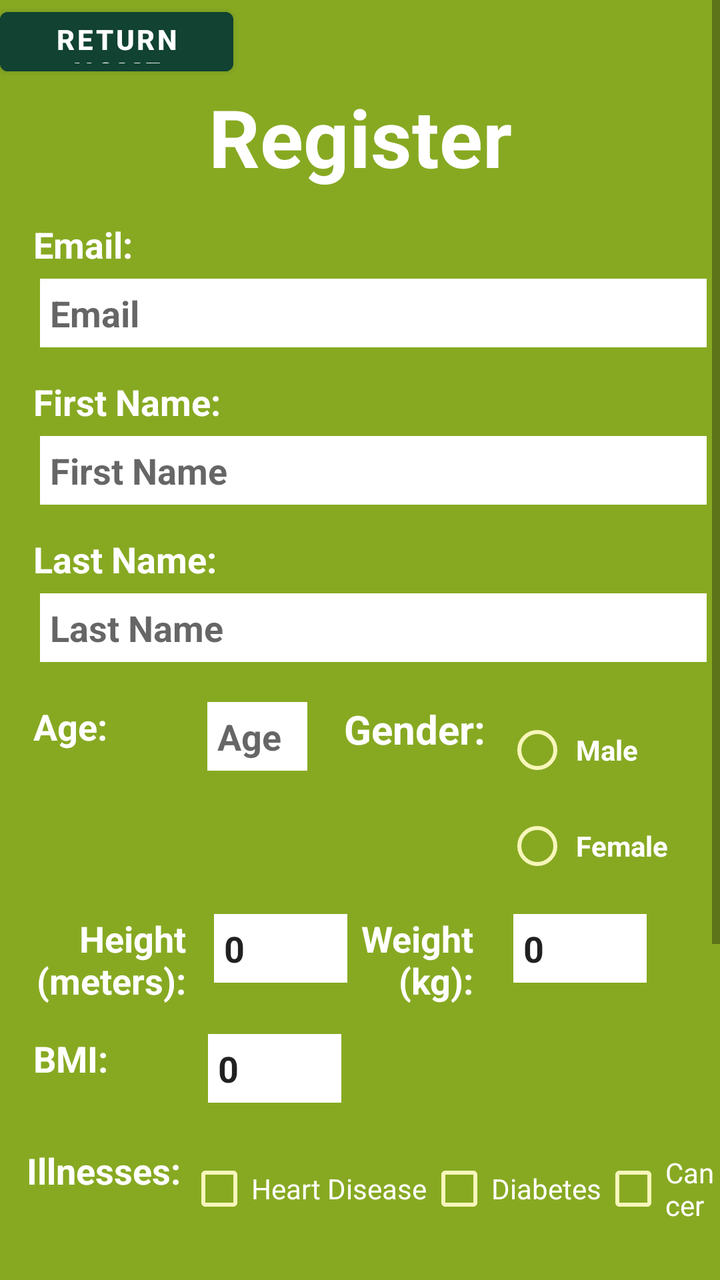
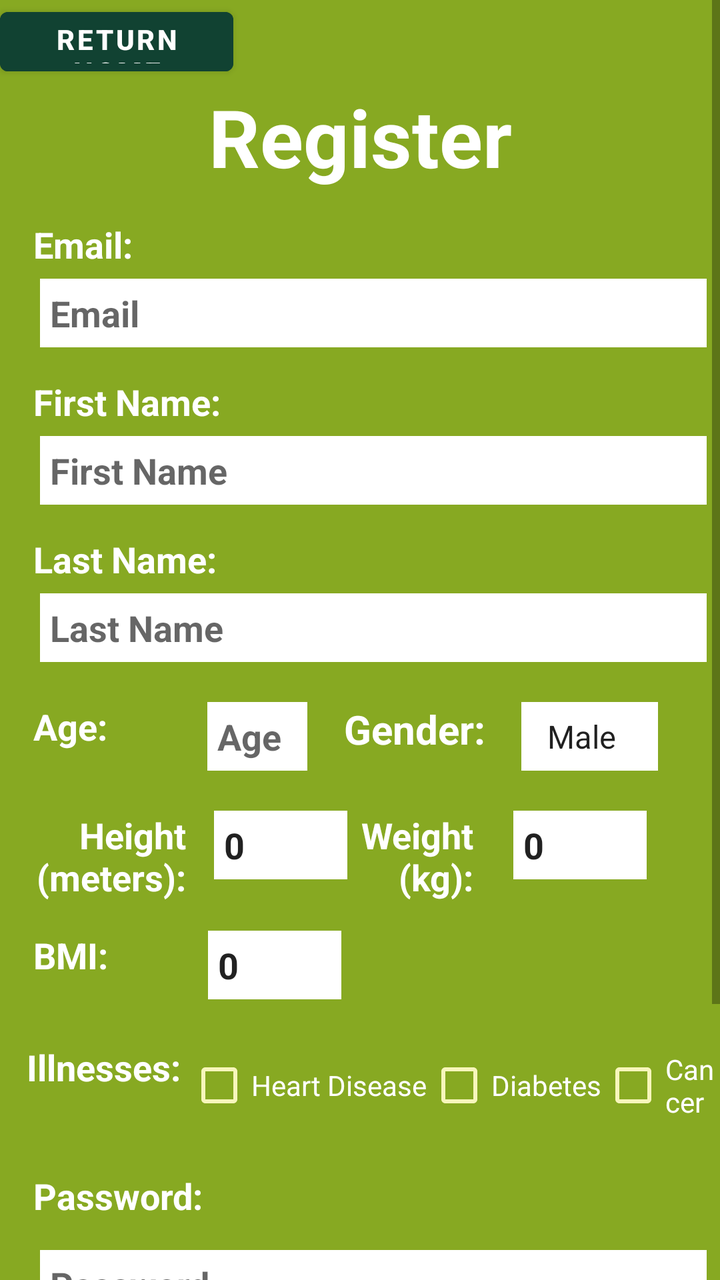

Two renders of the same Android screen: before a commit and after it. Below are the layout's source before the change and the commit's diff.
<!-- AndroidManifest.xml: application theme AppTheme -->
<!-- res/layout/register.xml -->
<ScrollView android:orientation="vertical" android:layout_width="match_parent" android:layout_height="match_parent" android:id="@+id/outerContainer" android:background="#87A922" xmlns:android="http://schemas.android.com/apk/res/android"><LinearLayout android:orientation="vertical" android:minWidth="25px" android:minHeight="25px" android:layout_width="match_parent" android:layout_height="match_parent"><Button android:text="Return Home" android:layout_width="350px" android:layout_height="125px" android:gravity="center" android:layout_gravity="top" android:id="@+id/btn_Home" android:textStyle="bold" android:textColor="@android:color/background_light" android:backgroundTint="#114232" /><TextView android:text="Register" android:textAppearance="?android:attr/textAppearanceLarge" android:layout_width="match_parent" android:layout_height="wrap_content" android:textSize="40dp" android:gravity="center" android:id="@+id/txtV_Register" android:textColor="@android:color/background_light" android:textStyle="bold" /><TextView android:text="Email:" android:textAppearance="?android:attr/textAppearanceMedium" android:layout_width="match_parent" android:layout_height="wrap_content" android:id="@+id/txtV_Email" android:textColor="@android:color/background_light" android:textStyle="bold" android:layout_marginTop="15dp" android:paddingLeft="50px" /><EditText android:inputType="textEmailAddress" android:layout_width="1000px" android:layout_height="wrap_content" android:padding="5dp" android:hint="Email" android:id="@+id/edtTxt_Email" android:background="@android:color/white" android:layout_marginTop="5dp" android:layout_marginLeft="20dp" android:textStyle="bold" /><TextView android:text="First Name:" android:textAppearance="?android:attr/textAppearanceMedium" android:layout_width="match_parent" android:layout_height="wrap_content" android:id="@+id/txtV_FirstName" android:textColor="@android:color/background_light" android:textStyle="bold" android:layout_marginTop="15dp" android:paddingLeft="50px" /><EditText android:inputType="text" android:layout_width="1000px" android:layout_height="wrap_content" android:padding="5dp" android:hint="First Name" android:id="@+id/edtTxt_FirstName" android:background="@android:color/white" android:layout_marginTop="5dp" android:layout_marginLeft="20dp" android:textStyle="bold" /><TextView android:text="Last Name:" android:textAppearance="?android:attr/textAppearanceMedium" android:layout_width="match_parent" android:layout_height="wrap_content" android:id="@+id/txtV_LastName" android:textColor="@android:color/background_light" android:textStyle="bold" android:layout_marginTop="15dp" android:paddingLeft="50px" /><EditText android:inputType="text" android:layout_width="1000px" android:layout_height="wrap_content" android:padding="5dp" android:hint="Last Name" android:id="@+id/edtTxt_LastName" android:background="@android:color/white" android:layout_marginTop="5dp" android:layout_marginLeft="20dp" android:textStyle="bold" /><LinearLayout android:orientation="horizontal" android:minWidth="25px" android:minHeight="25px" android:layout_width="match_parent" android:layout_height="wrap_content" android:layout_marginTop="20dp" android:id="@+id/linearLayout1"><TextView android:text="Age:" android:textAppearance="?android:attr/textAppearanceMedium" android:layout_width="wrap_content" android:layout_height="match_parent" android:id="@+id/txtV_Age" android:textColor="@android:color/background_light" android:textStyle="bold" android:paddingLeft="50px" /><EditText android:inputType="number" android:layout_width="150px" android:layout_height="wrap_content" android:padding="5dp" android:hint="Age" android:id="@+id/edtTxt_Age" android:background="@android:color/white" android:layout_marginLeft="50dp" android:textStyle="bold" /><TextView android:text="Gender:" android:textAppearance="?android:attr/textAppearanceLarge" android:layout_width="wrap_content" android:layout_height="match_parent" android:id="@+id/txtV_gender" android:textColor="@android:color/background_light" android:textStyle="bold" android:layout_marginLeft="15dp" android:paddingLeft="10px" android:textSize="20dp" /><RadioGroup android:minWidth="25px" android:minHeight="25px" android:layout_width="match_parent" android:layout_height="wrap_content" android:layout_marginLeft="10dp" android:id="@+id/rdGrp_gender"><RadioButton android:layout_width="wrap_content" android:layout_height="wrap_content" android:text="Male" android:id="@+id/rdBtn_male" android:textColor="@android:color/background_light" android:textStyle="bold" android:paddingLeft="10px" android:buttonTint="#F7F6BB" /><RadioButton android:layout_width="wrap_content" android:layout_height="wrap_content" android:text="Female" android:id="@+id/rdBtn_female" android:textColor="@android:color/background_light" android:textStyle="bold" android:paddingLeft="10px" android:buttonTint="#F7F6BB" /></RadioGroup></LinearLayout><LinearLayout android:orientation="horizontal" android:minWidth="25px" android:minHeight="25px" android:layout_width="match_parent" android:layout_height="150px" android:layout_marginTop="10dp" android:id="@+id/linearLayout2"><TextView android:text="Height\n(meters):" android:textAppearance="?android:attr/textAppearanceMedium" android:layout_width="wrap_content" android:layout_height="match_parent" android:id="@+id/txtV_Height" android:textColor="@android:color/background_light" android:textStyle="bold" android:paddingLeft="10px" android:gravity="right" android:layout_marginLeft="15dp" /><EditText android:inputType="numberDecimal" android:layout_width="200px" android:layout_height="wrap_content" android:padding="5dp" android:text="0" android:id="@+id/edtTxt_Height" android:background="@android:color/white" android:layout_marginLeft="14dp" android:textStyle="bold" /><TextView android:text="Weight\n(kg):" android:textAppearance="?android:attr/textAppearanceMedium" android:layout_width="wrap_content" android:layout_height="match_parent" android:id="@+id/txtV_Weight" android:textColor="@android:color/background_light" android:textStyle="bold" android:paddingLeft="20px" android:gravity="right" /><EditText android:inputType="numberDecimal" android:layout_width="200px" android:layout_height="wrap_content" android:padding="5dp" android:text="0" android:id="@+id/edtTxt_Weight" android:background="@android:color/white" android:layout_marginLeft="20dp" android:textStyle="bold" /></LinearLayout><LinearLayout android:orientation="horizontal" android:minWidth="25px" android:minHeight="25px" android:layout_width="match_parent" android:layout_height="wrap_content" android:layout_marginTop="10dp" android:id="@+id/linearLayout3"><TextView android:text="BMI:" android:textAppearance="?android:attr/textAppearanceMedium" android:layout_width="wrap_content" android:layout_height="match_parent" android:id="@+id/txtV_BMI" android:textColor="@android:color/background_light" android:textStyle="bold" android:paddingLeft="50px" android:gravity="right" /><EditText android:inputType="none" android:layout_width="200px" android:layout_height="wrap_content" android:padding="5dp" android:text="0" android:id="@+id/edtTxt_BMI" android:background="@android:color/white" android:layout_marginLeft="50dp" android:textStyle="bold" android:focusable="false" android:clickable="false" android:cursorVisible="false" /></LinearLayout><LinearLayout android:orientation="horizontal" android:minWidth="25px" android:minHeight="25px" android:layout_width="match_parent" android:layout_height="wrap_content" android:layout_marginTop="15dp" android:id="@+id/linearLayout4"><TextView android:text="Illnesses:" android:textAppearance="?android:attr/textAppearanceMedium" android:layout_width="wrap_content" android:layout_height="match_parent" android:id="@+id/txtV_ill" android:textColor="@android:color/background_light" android:textStyle="bold" android:paddingTop="20px" android:paddingLeft="40px" android:paddingRight="10px" android:gravity="right" /><CheckBox android:text="Heart Disease" android:layout_width="wrap_content" android:layout_height="match_parent" android:id="@+id/checkBox1" android:textColor="@android:color/background_light" android:buttonTint="#F7F6BB" /><CheckBox android:text="Diabetes" android:layout_width="wrap_content" android:layout_height="match_parent" android:id="@+id/checkBox2" android:textColor="@android:color/background_light" android:buttonTint="#F7F6BB" /><CheckBox android:text="Cancer" android:layout_width="wrap_content" android:layout_height="match_parent" android:id="@+id/checkBox3" android:textColor="@android:color/background_light" android:buttonTint="#F7F6BB" /></LinearLayout><TextView android:text="Password:" android:textAppearance="?android:attr/textAppearanceMedium" android:layout_width="match_parent" android:layout_height="wrap_content" android:id="@+id/txtV_Password" android:textColor="@android:color/background_light" android:textStyle="bold" android:paddingLeft="50px" android:layout_marginTop="15dp" /><EditText android:inputType="textPassword" android:layout_width="1000px" android:layout_height="wrap_content" android:padding="5dp" android:hint="Password" android:id="@+id/edtTxt_Password" android:background="@android:color/white" android:layout_marginLeft="20dp" android:textStyle="bold" android:layout_marginTop="15dp" /><TextView android:text="Re-type Password:" android:textAppearance="?android:attr/textAppearanceMedium" android:layout_width="match_parent" android:layout_height="wrap_content" android:id="@+id/txtV_RePassword" android:textColor="@android:color/background_light" android:textStyle="bold" android:paddingLeft="50px" android:layout_marginTop="15dp" /><EditText android:inputType="textPassword" android:layout_width="1000px" android:layout_height="wrap_content" android:padding="5dp" android:hint="Re-type Password" android:id="@+id/edtTxt_RePassword" android:background="@android:color/white" android:layout_marginLeft="20dp" android:layout_marginTop="15dp" android:textStyle="bold" /><Button android:text="Register" android:layout_width="650px" android:layout_height="wrap_content" android:gravity="center" android:layout_gravity="center" android:layout_marginTop="20dp" android:id="@+id/btn_Register" android:textStyle="bold" android:textColor="@android:color/background_light" android:backgroundTint="#114232" /></LinearLayout></ScrollView>
<!-- resources referenced by this layout -->
<resources>
  <style name="AppTheme" parent="Theme.MaterialComponents.Light.DarkActionBar"><item name="colorPrimary">@color/colorPrimary</item><item name="colorPrimaryDark">@color/colorPrimaryDark</item><item name="colorAccent">@color/colorAccent</item><item name="windowActionBar">false</item><item name="windowNoTitle">true</item></style>
  <color name="colorPrimary">#2c3e50</color>
  <color name="colorPrimaryDark">#1B3147</color>
  <color name="colorAccent">#3498db</color>
</resources>

<!-- the commit's change to res/layout/register.xml (unified diff, before → after) -->
@@ -1 +1 @@
-<ScrollView android:orientation="vertical" android:layout_width="match_parent" android:layout_height="match_parent" android:id="@+id/outerContainer" android:background="#87A922" xmlns:android="http://schemas.android.com/apk/res/android"><LinearLayout android:orientation="vertical" android:minWidth="25px" android:minHeight="25px" android:layout_width="match_parent" android:layout_height="match_parent"><Button android:text="Return Home" android:layout_width="350px" android:layout_height="125px" android:gravity="center" android:layout_gravity="top" android:id="@+id/btn_Home" android:textStyle="bold" android:textColor="@android:color/background_light" android:backgroundTint="#114232" /><TextView android:text="Register" android:textAppearance="?android:attr/textAppearanceLarge" android:layout_width="match_parent" android:layout_height="wrap_content" android:textSize="40dp" android:gravity="center" android:id="@+id/txtV_Register" android:textColor="@android:color/background_light" android:textStyle="bold" /><TextView android:text="Email:" android:textAppearance="?android:attr/textAppearanceMedium" android:layout_width="match_parent" android:layout_height="wrap_content" android:id="@+id/txtV_Email" android:textColor="@android:color/background_light" android:textStyle="bold" android:layout_marginTop="15dp" android:paddingLeft="50px" /><EditText android:inputType="textEmailAddress" android:layout_width="1000px" android:layout_height="wrap_content" android:padding="5dp" android:hint="Email" android:id="@+id/edtTxt_Email" android:background="@android:color/white" android:layout_marginTop="5dp" android:layout_marginLeft="20dp" android:textStyle="bold" /><TextView android:text="First Name:" android:textAppearance="?android:attr/textAppearanceMedium" android:layout_width="match_parent" android:layout_height="wrap_content" android:id="@+id/txtV_FirstName" android:textColor="@android:color/background_light" android:textStyle="bold" android:layout_marginTop="15dp" android:paddingLeft="50px" /><EditText android:inputType="text" android:layout_width="1000px" android:layout_height="wrap_content" android:padding="5dp" android:hint="First Name" android:id="@+id/edtTxt_FirstName" android:background="@android:color/white" android:layout_marginTop="5dp" android:layout_marginLeft="20dp" android:textStyle="bold" /><TextView android:text="Last Name:" android:textAppearance="?android:attr/textAppearanceMedium" android:layout_width="match_parent" android:layout_height="wrap_content" android:id="@+id/txtV_LastName" android:textColor="@android:color/background_light" android:textStyle="bold" android:layout_marginTop="15dp" android:paddingLeft="50px" /><EditText android:inputType="text" android:layout_width="1000px" android:layout_height="wrap_content" android:padding="5dp" android:hint="Last Name" android:id="@+id/edtTxt_LastName" android:background="@android:color/white" android:layout_marginTop="5dp" android:layout_marginLeft="20dp" android:textStyle="bold" /><LinearLayout android:orientation="horizontal" android:minWidth="25px" android:minHeight="25px" android:layout_width="match_parent" android:layout_height="wrap_content" android:layout_marginTop="20dp" android:id="@+id/linearLayout1"><TextView android:text="Age:" android:textAppearance="?android:attr/textAppearanceMedium" android:layout_width="wrap_content" android:layout_height="match_parent" android:id="@+id/txtV_Age" android:textColor="@android:color/background_light" android:textStyle="bold" android:paddingLeft="50px" /><EditText android:inputType="number" android:layout_width="150px" android:layout_height="wrap_content" android:padding="5dp" android:hint="Age" android:id="@+id/edtTxt_Age" android:background="@android:color/white" android:layout_marginLeft="50dp" android:textStyle="bold" /><TextView android:text="Gender:" android:textAppearance="?android:attr/textAppearanceLarge" android:layout_width="wrap_content" android:layout_height="match_parent" android:id="@+id/txtV_gender" android:textColor="@android:color/background_light" android:textStyle="bold" android:layout_marginLeft="15dp" android:paddingLeft="10px" android:textSize="20dp" /><RadioGroup android:minWidth="25px" android:minHeight="25px" android:layout_width="match_parent" android:layout_height="wrap_content" android:layout_marginLeft="10dp" android:id="@+id/rdGrp_gender"><RadioButton android:layout_width="wrap_content" android:layout_height="wrap_content" android:text="Male" android:id="@+id/rdBtn_male" android:textColor="@android:color/background_light" android:textStyle="bold" android:paddingLeft="10px" android:buttonTint="#F7F6BB" /><RadioButton android:layout_width="wrap_content" android:layout_height="wrap_content" android:text="Female" android:id="@+id/rdBtn_female" android:textColor="@android:color/background_light" android:textStyle="bold" android:paddingLeft="10px" android:buttonTint="#F7F6BB" /></RadioGroup></LinearLayout><LinearLayout android:orientation="horizontal" android:minWidth="25px" android:minHeight="25px" android:layout_width="match_parent" android:layout_height="150px" android:layout_marginTop="10dp" android:id="@+id/linearLayout2"><TextView android:text="Height\n(meters):" android:textAppearance="?android:attr/textAppearanceMedium" android:layout_width="wrap_content" android:layout_height="match_parent" android:id="@+id/txtV_Height" android:textColor="@android:color/background_light" android:textStyle="bold" android:paddingLeft="10px" android:gravity="right" android:layout_marginLeft="15dp" /><EditText android:inputType="numberDecimal" android:layout_width="200px" android:layout_height="wrap_content" android:padding="5dp" android:text="0" android:id="@+id/edtTxt_Height" android:background="@android:color/white" android:layout_marginLeft="14dp" android:textStyle="bold" /><TextView android:text="Weight\n(kg):" android:textAppearance="?android:attr/textAppearanceMedium" android:layout_width="wrap_content" android:layout_height="match_parent" android:id="@+id/txtV_Weight" android:textColor="@android:color/background_light" android:textStyle="bold" android:paddingLeft="20px" android:gravity="right" /><EditText android:inputType="numberDecimal" android:layout_width="200px" android:layout_height="wrap_content" android:padding="5dp" android:text="0" android:id="@+id/edtTxt_Weight" android:background="@android:color/white" android:layout_marginLeft="20dp" android:textStyle="bold" /></LinearLayout><LinearLayout android:orientation="horizontal" android:minWidth="25px" android:minHeight="25px" android:layout_width="match_parent" android:layout_height="wrap_content" android:layout_marginTop="10dp" android:id="@+id/linearLayout3"><TextView android:text="BMI:" android:textAppearance="?android:attr/textAppearanceMedium" android:layout_width="wrap_content" android:layout_height="match_parent" android:id="@+id/txtV_BMI" android:textColor="@android:color/background_light" android:textStyle="bold" android:paddingLeft="50px" android:gravity="right" /><EditText android:inputType="none" android:layout_width="200px" android:layout_height="wrap_content" android:padding="5dp" android:text="0" android:id="@+id/edtTxt_BMI" android:background="@android:color/white" android:layout_marginLeft="50dp" android:textStyle="bold" android:focusable="false" android:clickable="false" android:cursorVisible="false" /></LinearLayout><LinearLayout android:orientation="horizontal" android:minWidth="25px" android:minHeight="25px" android:layout_width="match_parent" android:layout_height="wrap_content" android:layout_marginTop="15dp" android:id="@+id/linearLayout4"><TextView android:text="Illnesses:" android:textAppearance="?android:attr/textAppearanceMedium" android:layout_width="wrap_content" android:layout_height="match_parent" android:id="@+id/txtV_ill" android:textColor="@android:color/background_light" android:textStyle="bold" android:paddingTop="20px" android:paddingLeft="40px" android:paddingRight="10px" android:gravity="right" /><CheckBox android:text="Heart Disease" android:layout_width="wrap_content" android:layout_height="match_parent" android:id="@+id/checkBox1" android:textColor="@android:color/background_light" android:buttonTint="#F7F6BB" /><CheckBox android:text="Diabetes" android:layout_width="wrap_content" android:layout_height="match_parent" android:id="@+id/checkBox2" android:textColor="@android:color/background_light" android:buttonTint="#F7F6BB" /><CheckBox android:text="Cancer" android:layout_width="wrap_content" android:layout_height="match_parent" android:id="@+id/checkBox3" android:textColor="@android:color/background_light" android:buttonTint="#F7F6BB" /></LinearLayout><TextView android:text="Password:" android:textAppearance="?android:attr/textAppearanceMedium" android:layout_width="match_parent" android:layout_height="wrap_content" android:id="@+id/txtV_Password" android:textColor="@android:color/background_light" android:textStyle="bold" android:paddingLeft="50px" android:layout_marginTop="15dp" /><EditText android:inputType="textPassword" android:layout_width="1000px" android:layout_height="wrap_content" android:padding="5dp" android:hint="Password" android:id="@+id/edtTxt_Password" android:background="@android:color/white" android:layout_marginLeft="20dp" android:textStyle="bold" android:layout_marginTop="15dp" /><TextView android:text="Re-type Password:" android:textAppearance="?android:attr/textAppearanceMedium" android:layout_width="match_parent" android:layout_height="wrap_content" android:id="@+id/txtV_RePassword" android:textColor="@android:color/background_light" android:textStyle="bold" android:paddingLeft="50px" android:layout_marginTop="15dp" /><EditText android:inputType="textPassword" android:layout_width="1000px" android:layout_height="wrap_content" android:padding="5dp" android:hint="Re-type Password" android:id="@+id/edtTxt_RePassword" android:background="@android:color/white" android:layout_marginLeft="20dp" android:layout_marginTop="15dp" android:textStyle="bold" /><Button android:text="Register" android:layout_width="650px" android:layout_height="wrap_content" android:gravity="center" android:layout_gravity="center" android:layout_marginTop="20dp" android:id="@+id/btn_Register" android:textStyle="bold" android:textColor="@android:color/background_light" android:backgroundTint="#114232" /></LinearLayout></ScrollView>
+<ScrollView android:orientation="vertical" android:layout_width="match_parent" android:layout_height="match_parent" android:id="@+id/outerContainer" android:background="#87A922" xmlns:android="http://schemas.android.com/apk/res/android"><LinearLayout android:orientation="vertical" android:minWidth="25px" android:minHeight="25px" android:layout_width="match_parent" android:layout_height="match_parent"><Button android:text="Return Home" android:layout_width="350px" android:layout_height="125px" android:gravity="center" android:layout_gravity="top" android:id="@+id/btn_Home" android:textStyle="bold" android:textColor="@android:color/background_light" android:backgroundTint="#114232" /><TextView android:text="Register" android:textAppearance="?android:attr/textAppearanceLarge" android:layout_width="match_parent" android:layout_height="wrap_content" android:textSize="40dp" android:gravity="center" android:id="@+id/txtV_Register" android:textColor="@android:color/background_light" android:textStyle="bold" /><TextView android:text="Email:" android:textAppearance="?android:attr/textAppearanceMedium" android:layout_width="match_parent" android:layout_height="wrap_content" android:id="@+id/txtV_Email" android:textColor="@android:color/background_light" android:textStyle="bold" android:layout_marginTop="15dp" android:paddingLeft="50px" /><EditText android:inputType="textEmailAddress" android:layout_width="1000px" android:layout_height="wrap_content" android:padding="5dp" android:hint="Email" android:id="@+id/edtTxt_Email" android:background="@android:color/white" android:layout_marginTop="5dp" android:layout_marginLeft="20dp" android:textStyle="bold" /><TextView android:text="First Name:" android:textAppearance="?android:attr/textAppearanceMedium" android:layout_width="match_parent" android:layout_height="wrap_content" android:id="@+id/txtV_FirstName" android:textColor="@android:color/background_light" android:textStyle="bold" android:layout_marginTop="15dp" android:paddingLeft="50px" /><EditText android:inputType="text" android:layout_width="1000px" android:layout_height="wrap_content" android:padding="5dp" android:hint="First Name" android:id="@+id/edtTxt_FirstName" android:background="@android:color/white" android:layout_marginTop="5dp" android:layout_marginLeft="20dp" android:textStyle="bold" /><TextView android:text="Last Name:" android:textAppearance="?android:attr/textAppearanceMedium" android:layout_width="match_parent" android:layout_height="wrap_content" android:id="@+id/txtV_LastName" android:textColor="@android:color/background_light" android:textStyle="bold" android:layout_marginTop="15dp" android:paddingLeft="50px" /><EditText android:inputType="text" android:layout_width="1000px" android:layout_height="wrap_content" android:padding="5dp" android:hint="Last Name" android:id="@+id/edtTxt_LastName" android:background="@android:color/white" android:layout_marginTop="5dp" android:layout_marginLeft="20dp" android:textStyle="bold" /><LinearLayout android:orientation="horizontal" android:minWidth="25px" android:minHeight="25px" android:layout_width="match_parent" android:layout_height="wrap_content" android:layout_marginTop="20dp" android:id="@+id/linearLayout1"><TextView android:text="Age:" android:textAppearance="?android:attr/textAppearanceMedium" android:layout_width="wrap_content" android:layout_height="match_parent" android:id="@+id/txtV_Age" android:textColor="@android:color/background_light" android:textStyle="bold" android:paddingLeft="50px" /><EditText android:inputType="number" android:layout_width="150px" android:layout_height="wrap_content" android:padding="5dp" android:hint="Age" android:id="@+id/edtTxt_Age" android:background="@android:color/white" android:layout_marginLeft="50dp" android:textStyle="bold" /><TextView android:text="Gender:" android:textAppearance="?android:attr/textAppearanceLarge" android:layout_width="wrap_content" android:layout_height="match_parent" android:id="@+id/txtV_gender" android:textColor="@android:color/background_light" android:textStyle="bold" android:layout_marginLeft="15dp" android:paddingLeft="10px" android:textSize="20dp" /><Spinner android:padding="5dp" android:entries="@array/dropdown_gender" android:layout_width="wrap_content" android:layout_height="match_parent" android:id="@+id/spinner_gender" android:layout_marginLeft="18dp" android:background="@android:color/white" android:textStyle="bold" /></LinearLayout><LinearLayout android:orientation="horizontal" android:minWidth="25px" android:minHeight="25px" android:layout_width="match_parent" android:layout_height="150px" android:layout_marginTop="20dp" android:id="@+id/linearLayout2"><TextView android:text="Height\n(meters):" android:textAppearance="?android:attr/textAppearanceMedium" android:layout_width="wrap_content" android:layout_height="match_parent" android:id="@+id/txtV_Height" android:textColor="@android:color/background_light" android:textStyle="bold" android:paddingLeft="10px" android:gravity="right" android:layout_marginLeft="15dp" /><EditText android:inputType="numberDecimal" android:layout_width="200px" android:layout_height="wrap_content" android:padding="5dp" android:text="0" android:id="@+id/edtTxt_Height" android:background="@android:color/white" android:layout_marginLeft="14dp" android:textStyle="bold" /><TextView android:text="Weight\n(kg):" android:textAppearance="?android:attr/textAppearanceMedium" android:layout_width="wrap_content" android:layout_height="match_parent" android:id="@+id/txtV_Weight" android:textColor="@android:color/background_light" android:textStyle="bold" android:paddingLeft="20px" android:gravity="right" /><EditText android:inputType="numberDecimal" android:layout_width="200px" android:layout_height="wrap_content" android:padding="5dp" android:text="0" android:id="@+id/edtTxt_Weight" android:background="@android:color/white" android:layout_marginLeft="20dp" android:textStyle="bold" /></LinearLayout><LinearLayout android:orientation="horizontal" android:minWidth="25px" android:minHeight="25px" android:layout_width="match_parent" android:layout_height="wrap_content" android:layout_marginTop="10dp" android:id="@+id/linearLayout3"><TextView android:text="BMI:" android:textAppearance="?android:attr/textAppearanceMedium" android:layout_width="wrap_content" android:layout_height="match_parent" android:id="@+id/txtV_BMI" android:textColor="@android:color/background_light" android:textStyle="bold" android:paddingLeft="50px" android:gravity="right" /><EditText android:inputType="none" android:layout_width="200px" android:layout_height="wrap_content" android:padding="5dp" android:text="0" android:id="@+id/edtTxt_BMI" android:background="@android:color/white" android:layout_marginLeft="50dp" android:textStyle="bold" android:focusable="false" android:clickable="false" android:cursorVisible="false" /></LinearLayout><LinearLayout android:orientation="horizontal" android:minWidth="25px" android:minHeight="25px" android:layout_width="match_parent" android:layout_height="wrap_content" android:layout_marginTop="15dp" android:id="@+id/linearLayout4"><TextView android:text="Illnesses:" android:textAppearance="?android:attr/textAppearanceMedium" android:layout_width="wrap_content" android:layout_height="match_parent" android:id="@+id/txtV_ill" android:textColor="@android:color/background_light" android:textStyle="bold" android:paddingTop="20px" android:paddingLeft="40px" android:paddingRight="10px" android:gravity="right" /><CheckBox android:text="Heart Disease" android:layout_width="wrap_content" android:layout_height="match_parent" android:id="@+id/checkBox1" android:textColor="@android:color/background_light" android:buttonTint="#F7F6BB" /><CheckBox android:text="Diabetes" android:layout_width="wrap_content" android:layout_height="match_parent" android:id="@+id/checkBox2" android:textColor="@android:color/background_light" android:buttonTint="#F7F6BB" /><CheckBox android:text="Cancer" android:layout_width="wrap_content" android:layout_height="match_parent" android:id="@+id/checkBox3" android:textColor="@android:color/background_light" android:buttonTint="#F7F6BB" /></LinearLayout><TextView android:text="Password:" android:textAppearance="?android:attr/textAppearanceMedium" android:layout_width="match_parent" android:layout_height="wrap_content" android:id="@+id/txtV_Password" android:textColor="@android:color/background_light" android:textStyle="bold" android:paddingLeft="50px" android:layout_marginTop="15dp" /><EditText android:inputType="textPassword" android:layout_width="1000px" android:layout_height="wrap_content" android:padding="5dp" android:hint="Password" android:id="@+id/edtTxt_Password" android:background="@android:color/white" android:layout_marginLeft="20dp" android:textStyle="bold" android:layout_marginTop="15dp" /><TextView android:text="Re-type Password:" android:textAppearance="?android:attr/textAppearanceMedium" android:layout_width="match_parent" android:layout_height="wrap_content" android:id="@+id/txtV_RePassword" android:textColor="@android:color/background_light" android:textStyle="bold" android:paddingLeft="50px" android:layout_marginTop="15dp" /><EditText android:inputType="textPassword" android:layout_width="1000px" android:layout_height="wrap_content" android:padding="5dp" android:hint="Re-type Password" android:id="@+id/edtTxt_RePassword" android:background="@android:color/white" android:layout_marginLeft="20dp" android:layout_marginTop="15dp" android:textStyle="bold" /><Button android:text="Register" android:layout_width="650px" android:layout_height="wrap_content" android:gravity="center" android:layout_gravity="center" android:layout_marginTop="20dp" android:id="@+id/btn_Register" android:textStyle="bold" android:textColor="@android:color/background_light" android:backgroundTint="#114232" /></LinearLayout></ScrollView>
<!-- resource entries referenced after the edit -->
@@ -1,5 +1,6 @@
 <!-- resources referenced by this layout -->
 <resources>
+  <string-array name="dropdown_gender"><item>Male</item><item>Female</item></string-array>
   <style name="AppTheme" parent="Theme.MaterialComponents.Light.DarkActionBar"><item name="colorPrimary">@color/colorPrimary</item><item name="colorPrimaryDark">@color/colorPrimaryDark</item><item name="colorAccent">@color/colorAccent</item><item name="windowActionBar">false</item><item name="windowNoTitle">true</item></style>
   <color name="colorPrimary">#2c3e50</color>
   <color name="colorPrimaryDark">#1B3147</color>
